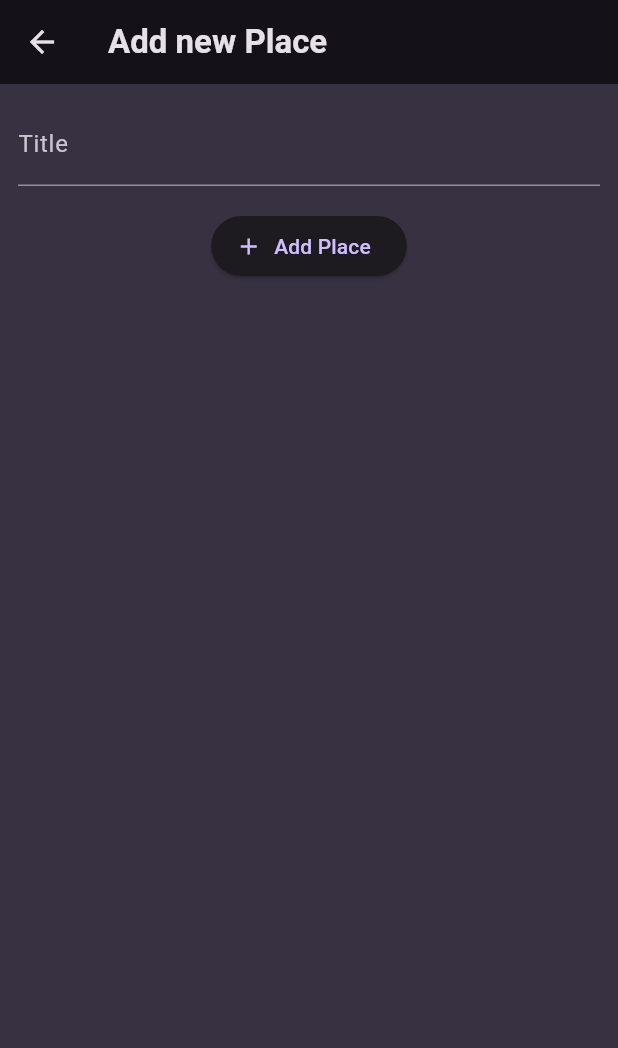
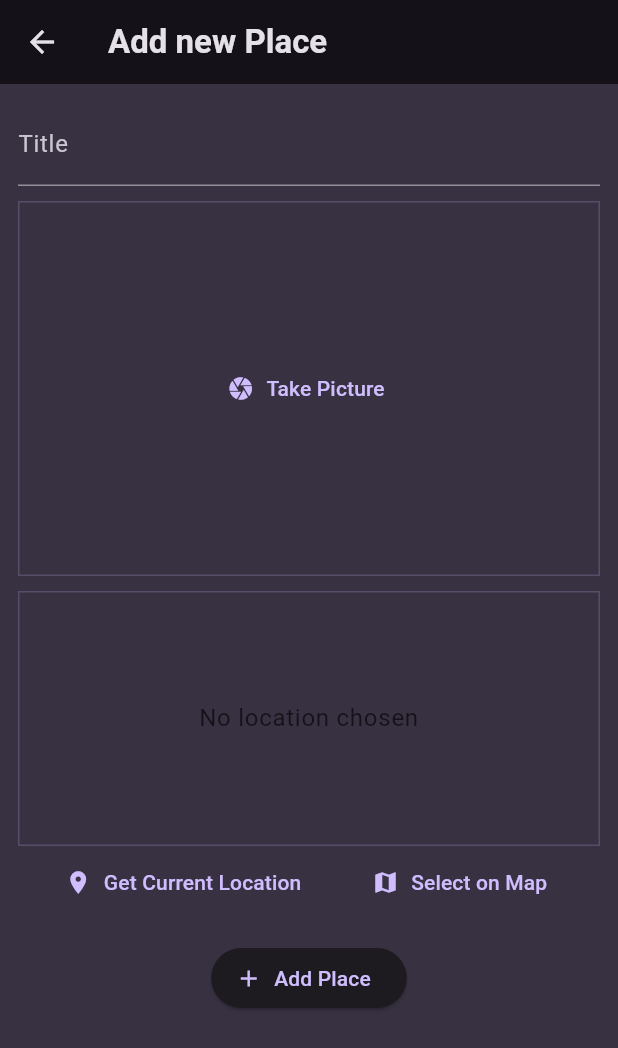
Before and after one commit to Abdullah-Majeed/flutter_favorite_places, a Flutter app: the AddPlacesScreenNew screen opened directly, on a phone screen of 412 x 824 dp. Shown: the top 1048 px of the screen. Run offline on Flutter 3.47's test engine with Material 3 defaults, Android fonts, the phone set to English and light mode, and no system bars; our stand-ins replace flutter_riverpod, google_fonts, image_picker, location.

Commit message:
done with image picking, get user location and plot that location on google map.

```diff
--- a/lib/data/dummy_places_data.dart
+++ b/lib/data/dummy_places_data.dart
@@ -1,7 +1,6 @@
+import 'dart:io';
+
 import 'package:favorite_places/models/place.dart';
 
 final dummyPlaces = [
-  Place(title: 'Karachi'),
-  Place(title: 'Islamabad'),
-  Place(title: 'Lahore'),
 ];
--- a/lib/models/place.dart
+++ b/lib/models/place.dart
@@ -1,9 +1,25 @@
+import 'dart:io';
+
 import 'package:uuid/uuid.dart';
 
 const uuid = Uuid();
 
+class PlaceLocation {
+  const PlaceLocation(
+      {required this.lat, required this.long, required this.address});
+
+  final double lat;
+  final double long;
+  final String address;
+}
+
 class Place {
-  Place({required this.title}) : id = uuid.v4();
+  Place({required this.title, required this.image,
+  //  required this.location
+   })
+      : id = uuid.v4();
   final String id;
   final String title;
+  final File image;
+  // final PlaceLocation location;
 }
--- a/lib/providers/user_places.dart
+++ b/lib/providers/user_places.dart
@@ -1,11 +1,13 @@
+import 'dart:io';
+
 import 'package:favorite_places/models/place.dart';
 import 'package:flutter_riverpod/flutter_riverpod.dart';
 
 class UserPlacesNotifier extends StateNotifier<List<Place>> {
   UserPlacesNotifier() : super(const []);
 
-  void addPlace(String title) {
-    final newPlace = Place(title: title);
+  void addPlace(String title, File image) {
+    final newPlace = Place(title: title, image: image);
     state = [newPlace, ...state];
   }
 }
--- a/lib/screens/add_places.dart
+++ b/lib/screens/add_places.dart
@@ -1,3 +1,5 @@
+import 'dart:io';
+
 import 'package:favorite_places/models/place.dart';
 import 'package:flutter/material.dart';
 
@@ -13,7 +15,7 @@ class _AddPlaceScreenState extends State<AddPlaceScreen> {
     if (_formKey.currentState!.validate()) {
       _formKey.currentState!.save();
       Navigator.of(context).pop(
-        Place(title: _enteredTitle),
+        Place(title: _enteredTitle,image: File('')),
       );
     }
   }
--- a/lib/screens/add_places_new.dart
+++ b/lib/screens/add_places_new.dart
@@ -1,4 +1,8 @@
+import 'dart:io';
+
 import 'package:favorite_places/providers/user_places.dart';
+import 'package:favorite_places/widgets/image_input.dart';
+import 'package:favorite_places/widgets/location_input.dart';
 import 'package:flutter/material.dart';
 import 'package:flutter_riverpod/flutter_riverpod.dart';
 
@@ -11,14 +15,16 @@ class AddPlacesScreenNew extends ConsumerStatefulWidget {
 
 class _AddPlacesScreenNewState extends ConsumerState<AddPlacesScreenNew> {
   final _titleController = TextEditingController();
-
+  File? _selectedImage;
   void savePlace() {
     final enteredTitle = _titleController.text;
 
-    if (enteredTitle.isEmpty) {
+    if (enteredTitle.isEmpty || _selectedImage == null) {
       return;
     }
-    ref.read(userPlacesProvider.notifier).addPlace(enteredTitle);
+    ref
+        .read(userPlacesProvider.notifier)
+        .addPlace(enteredTitle, _selectedImage!);
     Navigator.pop(context);
   }
 
@@ -45,6 +51,18 @@ class _AddPlacesScreenNewState extends ConsumerState<AddPlacesScreenNew> {
                   style: TextStyle(
                       color: Theme.of(context).colorScheme.onBackground)),
               const SizedBox(
+                height: 10,
+              ),
+              ImageInput(
+                onPickImage: (image) {
+                  _selectedImage = image;
+                },
+              ),
+              const SizedBox(
+                height: 10,
+              ),
+              const LocationInput(),
+              const SizedBox(
                 height: 16,
               ),
               ElevatedButton.icon(
--- /dev/null
+++ b/lib/widgets/image_input.dart
@@ -0,0 +1,57 @@
+import 'package:flutter/material.dart';
+import 'package:image_picker/image_picker.dart';
+import 'dart:io';
+
+class ImageInput extends StatefulWidget {
+  const ImageInput({super.key, required this.onPickImage});
+  final void Function(File image) onPickImage;
+  @override
+  State<ImageInput> createState() => _ImageInputState();
+}
+
+class _ImageInputState extends State<ImageInput> {
+  File? _selectedImage;
+  void _takePicture() async {
+    final ImagePicker picker = ImagePicker();
+    final pickedImage =
+        await picker.pickImage(source: ImageSource.camera, maxWidth: 600);
+    if (pickedImage == null) {
+      return;
+    }
+    setState(() {
+      _selectedImage = File(pickedImage.path);
+    });
+
+    widget.onPickImage(_selectedImage!);
+  }
+
+  @override
+  Widget build(BuildContext context) {
+    Widget content = TextButton.icon(
+      icon: const Icon(Icons.camera),
+      label: const Text('Take Picture'),
+      onPressed: _takePicture,
+    );
+    if (_selectedImage != null) {
+      content = GestureDetector(
+        onTap: _takePicture,
+        child: Image.file(
+          _selectedImage!,
+          fit: BoxFit.cover,
+          width: double.infinity,
+          height: double.infinity,
+        ),
+      );
+    }
+    return Container(
+      decoration: BoxDecoration(
+          border: Border.all(
+              width: 1,
+              color: Theme.of(context).colorScheme.primary.withOpacity(0.2))),
+      height: 250,
+      width: double.infinity,
+      alignment: Alignment.center,
+      child: content,
+    );
+  }
+}
--- /dev/null
+++ b/lib/widgets/location_input.dart
@@ -0,0 +1,122 @@
+import 'dart:convert';
+
+import 'package:favorite_places/models/place.dart';
+import 'package:flutter/material.dart';
+import 'package:location/location.dart';
+import 'package:http/http.dart' as http;
+
+class LocationInput extends StatefulWidget {
+  const LocationInput({super.key});
+
+  @override
+  State<LocationInput> createState() => _LocationInputState();
+}
+
+class _LocationInputState extends State<LocationInput> {
+  PlaceLocation? _pickedLocation;
+  var _isGettingLocation = false;
+  String get locationImage {
+    if (_pickedLocation == null) {
+      return '';
+    }
+    final lat = _pickedLocation!.lat;
+    final long = _pickedLocation!.long;
+    return 'https://maps.googleapis.com/maps/api/staticmap?center=$lat,$long&zoom=16&size=600x300&maptype=roadmap&markers=color:red%7Clabel:A%7C$lat,$long&key=AIzaSyA1Zq5IDPlPl_i4MnG9wCBg8s6XQrfB9Ig';
+  }
+
+  void _getCurrentLocation() async {
+    Location location = Location();
+
+    bool serviceEnabled;
+    PermissionStatus permissionGranted;
+    LocationData locationData;
+
+    serviceEnabled = await location.serviceEnabled();
+    if (!serviceEnabled) {
+      serviceEnabled = await location.requestService();
+      if (!serviceEnabled) {
+        return;
+      }
+    }
+
+    permissionGranted = await location.hasPermission();
+    if (permissionGranted == PermissionStatus.denied) {
+      permissionGranted = await location.requestPermission();
+      if (permissionGranted != PermissionStatus.granted) {
+        return;
+      }
+    }
+    setState(() {
+      _isGettingLocation = true;
+    });
+    locationData = await location.getLocation();
+    if (locationData.latitude == null || locationData.longitude == null) {
+      return;
+    }
+    final url = Uri.parse(
+        'https://maps.googleapis.com/maps/api/geocode/json?latlng=${locationData.latitude},${locationData.longitude}&key=AIzaSyA1Zq5IDPlPl_i4MnG9wCBg8s6XQrfB9Ig');
+    final response = await http.get(url);
+    final resData = json.decode(response.body);
+    final address = resData['results'][0]['formatted_address'];
+    setState(() {
+      _pickedLocation = PlaceLocation(
+          lat: locationData.latitude!,
+          long: locationData.longitude!,
+          address: address);
+      _isGettingLocation = false;
+    });
+  }
+
+  @override
+  Widget build(BuildContext context) {
+    Widget content = Text(
+      'No location chosen',
+      textAlign: TextAlign.center,
+      style: Theme.of(context)
+          .textTheme
+          .bodyLarge!
+          .copyWith(color: Theme.of(context).colorScheme.surface),
+    );
+    if (_pickedLocation != null) {
+      content = Image.network(
+        locationImage,
+        fit: BoxFit.cover,
+        width: double.infinity,
+        height: double.infinity,
+      );
+    }
+    if (_isGettingLocation) {
+      content = const CircularProgressIndicator();
+    }
+    return Column(
+      children: [
+        Container(
+          alignment: Alignment.center,
+          height: 170,
+          width: double.infinity,
+          decoration: BoxDecoration(
+              border: Border.all(
+                  width: 1,
+                  color:
+                      Theme.of(context).colorScheme.primary.withOpacity(0.2))),
+          child: content,
+        ),
+        Row(
+          mainAxisAlignment: MainAxisAlignment.spaceEvenly,
+          children: [
+            TextButton.icon(
+              icon: const Icon(Icons.location_on),
+              onPressed: _getCurrentLocation,
+              label: const Text('Get Current Location'),
+            ),
+            TextButton.icon(
+              icon: const Icon(Icons.map),
+              onPressed: () {},
+              label: const Text('Select on Map'),
+            ),
+          ],
+        )
+      ],
+    );
+  }
+}
--- a/lib/widgets/places_list.dart
+++ b/lib/widgets/places_list.dart
@@ -24,6 +24,11 @@ class PlacesList extends StatelessWidget {
           itemCount: places.length,
           itemBuilder: ((context, index) {
             return ListTile(
+              leading: CircleAvatar(
+                radius: 26,
+                backgroundImage: FileImage(  places[index].image),
+
+              ),
               title: Text(
                 places[index].title,
                 style: Theme.of(context).textTheme.titleMedium!.copyWith(
--- a/pubspec.yaml
+++ b/pubspec.yaml
@@ -19,7 +19,7 @@ publish_to: 'none' # Remove this line if you wish to publish to pub.dev
 version: 1.0.0+1
 
 environment:
-  sdk: '>=3.3.3 <4.0.0'
+  sdk: '>=3.4.0 <4.0.0'
 
 # Dependencies specify other packages that your package needs in order to work.
 # To automatically upgrade your package dependencies to the latest versions
@@ -38,6 +38,9 @@ dependencies:
   google_fonts: ^6.2.1
   flutter_riverpod: ^2.5.1
   uuid: ^4.4.2
+  image_picker: ^1.1.2
+  location: ^7.0.0
+  http: ^1.2.2
 
 dev_dependencies:
   flutter_test:
```
Also changed, not shown: lib/screens/places.dart (+5 -2 lines), lib/screens/places_detail.dart (+9 -8 lines), pubspec.lock, 8 other files.
